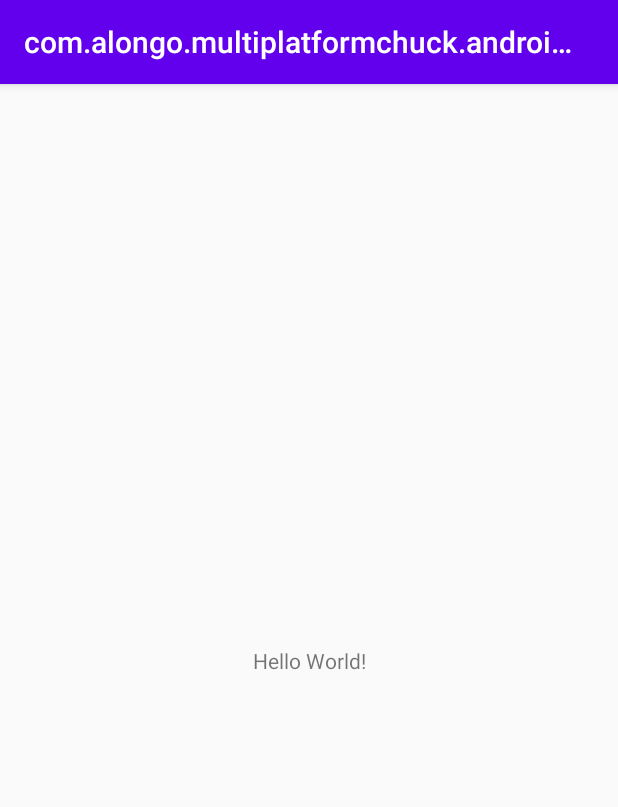
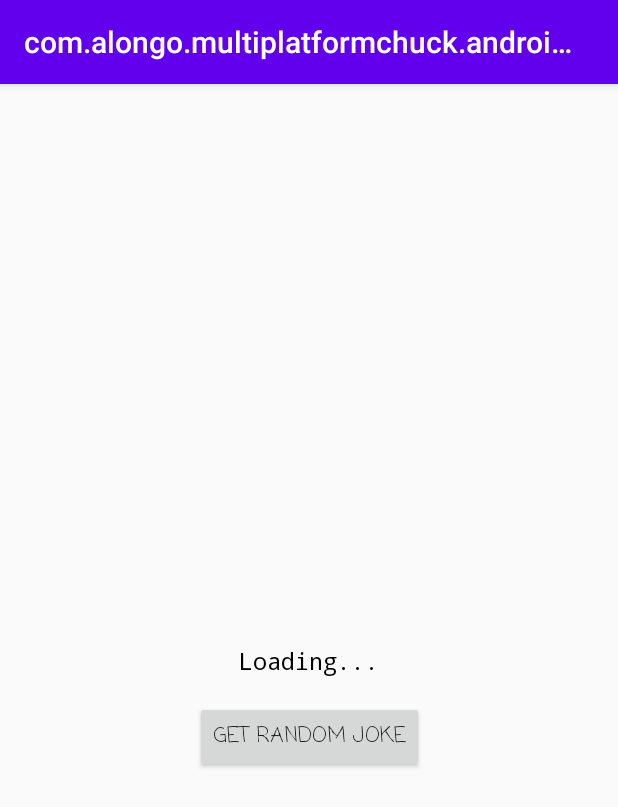
Before and after one commit to alongotv/kotlin-multiplatform-chuck, an Android app: the screen it shows after launch (MainActivity), on a phone screen of 412 x 824 dp. Shown: the top 807 px of the screen. Run offline under Robolectric (Android 15) with nearby library versions, the phone set to English and light mode, and no system bars; libraries missing offline, so code that uses them is left out: by.kirich1409.viewbindingdelegate, org.kodein.di; 3 statements that could not run were skipped.

Commit message:
Add buttonGetRandomJoke

```diff
--- a/androidApp/src/main/res/layout/activity_main.xml
+++ b/androidApp/src/main/res/layout/activity_main.xml
@@ -1,21 +1,42 @@
 <?xml version="1.0" encoding="utf-8"?>
-<androidx.constraintlayout.widget.ConstraintLayout
-    xmlns:android="http://schemas.android.com/apk/res/android"
+<androidx.constraintlayout.widget.ConstraintLayout xmlns:android="http://schemas.android.com/apk/res/android"
+    xmlns:app="http://schemas.android.com/apk/res-auto"
     xmlns:tools="http://schemas.android.com/tools"
-    xmlns:app="http://schemas.android.com/apk/res-auto"
+    android:id="@+id/main_view"
     android:layout_width="match_parent"
     android:layout_height="match_parent"
-    android:id="@+id/main_view"
     tools:context=".MainActivity">
 
   <TextView
+      android:id="@+id/text_view"
       android:layout_width="wrap_content"
       android:layout_height="wrap_content"
-      android:text="Hello World!"
-      android:id="@+id/text_view"
+      android:fontFamily="monospace"
+      android:gravity="center"
+      android:text="Loading..."
+      android:textColor="#000000"
+      android:textSize="16sp"
       app:layout_constraintBottom_toBottomOf="parent"
+      app:layout_constraintHorizontal_bias="0.5"
       app:layout_constraintLeft_toLeftOf="parent"
       app:layout_constraintRight_toRightOf="parent"
-      app:layout_constraintTop_toTopOf="parent"/>
+      app:layout_constraintTop_toTopOf="parent" />
+
+  <Button
+      android:id="@+id/buttonGetRandomJoke"
+      android:layout_width="wrap_content"
+      android:layout_height="wrap_content"
+      android:layout_marginStart="16dp"
+      android:layout_marginTop="16dp"
+      android:layout_marginEnd="16dp"
+      android:layout_marginBottom="16dp"
+      android:fontFamily="casual"
+      android:text="get random joke"
+      app:layout_constraintBottom_toBottomOf="parent"
+      app:layout_constraintEnd_toEndOf="parent"
+      app:layout_constraintHorizontal_bias="0.5"
+      app:layout_constraintStart_toStartOf="parent"
+      app:layout_constraintTop_toBottomOf="@+id/text_view"
+      app:layout_constraintVertical_bias="0.0" />
 
 </androidx.constraintlayout.widget.ConstraintLayout>
```
